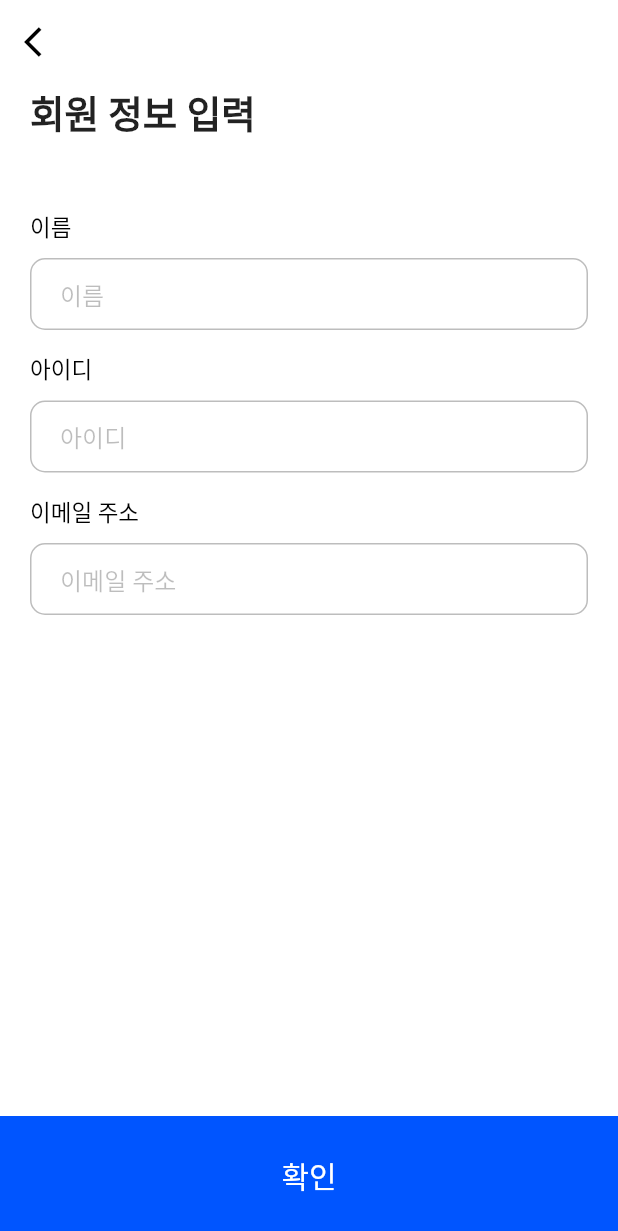
After one commit to K-Roon/cargo_app, a Flutter app: the SignUp_Step2 screen opened directly, on a phone screen of 412 x 824 dp. The commit adds this screen. Shown: the top 1231 px of the screen. Run offline on Flutter 3.47's test engine with Material 2 defaults, Android fonts, the phone set to English and light mode, and no system bars.

Commit message:
FEAT : OTP 입력문제 개선 및 사용자 개인정보입력화면 추가(개인만)

```diff
--- a/lib/helper/helper_purpose.dart
+++ /dev/null
@@ -1,4 +0,0 @@
-class Helper_Purpose {
-  static String signup_personal = "SIGNUP_PERSONAL";
-  static String signup_biz = "SIGNUP_BIZ";
-}
--- /dev/null
+++ b/lib/helper/purpose_helper.dart
@@ -0,0 +1,13 @@
+class Purpose_Helper {
+  ///개인명의로 회원가입
+  static String signup_personal = "SIGNUP_PERSONAL";
+
+  ///법인명의로 회원가입
+  static String signup_biz = "SIGNUP_BIZ";
+
+  ///아이디 찾기
+  static String find_myID = "FIND_MYID";
+
+  ///비밀번호 찾기
+  static String find_myPW = "FIND_MYPW";
+}
--- a/lib/views/phone_auth/phone_auth_2.dart
+++ b/lib/views/phone_auth/phone_auth_2.dart
@@ -1,5 +1,6 @@
-import 'package:cargo_app/helper/helper_purpose.dart';
+import 'package:cargo_app/helper/purpose_helper.dart';
 import 'package:cargo_app/views/signin.dart';
+import 'package:cargo_app/views/signup/signup_step2.dart';
 import 'package:cargo_app/widget/widgets.dart';
 import 'package:flutter/cupertino.dart';
 import 'package:flutter/material.dart';
@@ -32,24 +33,19 @@ class _PhoneAuth2State extends State<PhoneAuth2> {
   ///반환값은 String Type의 변수 1개 뿐입니다.
   ///
   ///이 반환값은 서버에서 보낸 인증번호와 동일한지 확인하기 위해 필요합니다.
-  Future<String> getOTP(String phoneNum) async {
+  void getOTP(String phoneNum) {
     print("서버에서 인증번호를 보내게 요청함");
     //여기에 인증번호 요청메서드 입력
 
     ///보내어진 인증번호를 받아와서 맞는지 확인해야합니다.
     ///
     ///예를 들어, 보내어진 인증번호가 0000인 경우 반환값을 0000으로 해야합니다.
-    return "0000";
+    otpNum = "0000";
   }
 
   @override
   Widget build(BuildContext context) {
-    getOTP(getPhoneNum).then((value) =>
-    {
-      setState(() {
-        otpNum = value;
-      })
-    });
+    getOTP(getPhoneNum);
     return Scaffold(
       appBar: appBar_custom(context, ""),
       body: Container(
@@ -82,7 +78,7 @@ class _PhoneAuth2State extends State<PhoneAuth2> {
           isCorrectOTP();
         },
         style: ElevatedButton.styleFrom(
-          primary: Color(0xff0055ff),
+          primary: Color(0xff0055dd),
           alignment: Alignment.center,
           elevation: 0,
           shape: RoundedRectangleBorder(
@@ -104,8 +100,11 @@ class _PhoneAuth2State extends State<PhoneAuth2> {
       showErrorAlertDialog(context, "OTP 번호를 입력해주세요.");
     } else if (otp_num.text == otpNum) {
       print("인증확인");
-      Navigator.push(
-          context, MaterialPageRoute(builder: (context) => SignIn()));
+      if(purpose2 == Purpose_Helper.signup_personal) {
+        Navigator.push(
+            context, MaterialPageRoute(builder: (context) => SignUp_Step2()));
+      }
+
     } else {
       showErrorAlertDialog(context, "OTP 번호와 일치하지 않습니다.");
     }
--- a/lib/views/signin.dart
+++ b/lib/views/signin.dart
@@ -1,6 +1,4 @@
-import 'package:cargo_app/helper/helper_purpose.dart';
 import 'package:cargo_app/views/signup/signup_step1.dart';
-import 'package:cargo_app/views/phone_auth/phone_auth.dart';
 import 'package:cargo_app/widget/widgets.dart';
 import 'package:flutter/cupertino.dart';
 import 'package:flutter/material.dart';
--- a/lib/views/signup/signup_step1.dart
+++ b/lib/views/signup/signup_step1.dart
@@ -1,4 +1,4 @@
-import 'package:cargo_app/helper/helper_purpose.dart';
+import 'package:cargo_app/helper/purpose_helper.dart';
 import 'package:cargo_app/views/phone_auth/phone_auth.dart';
 import 'package:cargo_app/widget/widgets.dart';
 import 'package:flutter/cupertino.dart';
@@ -32,12 +32,12 @@ class _SignUp_Step1State extends State<SignUp_Step1> {
             children: [
               OutlinedButton(
                 onPressed: () {
-                  print(Helper_Purpose.signup_personal);
+                  print(Purpose_Helper.signup_personal);
                   Navigator.push(
                       context,
                       MaterialPageRoute(
                           builder: (context) =>
-                              PhoneAuth(Helper_Purpose.signup_personal)));
+                              PhoneAuth(Purpose_Helper.signup_personal)));
                 },
                 style: OutlinedButton.styleFrom(
                   primary: Colors.grey,
@@ -65,12 +65,12 @@ class _SignUp_Step1State extends State<SignUp_Step1> {
               Container(width: 30),
               OutlinedButton(
                 onPressed: () {
-                  print(Helper_Purpose.signup_personal);
+                  print(Purpose_Helper.signup_biz);
                   Navigator.push(
                       context,
                       MaterialPageRoute(
                           builder: (context) =>
-                              PhoneAuth(Helper_Purpose.signup_biz)));
+                              PhoneAuth(Purpose_Helper.signup_biz)));
                 },
                 style: OutlinedButton.styleFrom(
                   primary: Colors.grey,
--- /dev/null
+++ b/lib/views/signup/signup_step2.dart
@@ -0,0 +1,144 @@
+import 'package:cargo_app/widget/widgets.dart';
+import 'package:flutter/cupertino.dart';
+import 'package:flutter/material.dart';
+import 'package:flutter/painting.dart';
+
+final TextEditingController idController = new TextEditingController();
+final TextEditingController passwordController = new TextEditingController();
+
+class SignUp_Step2 extends StatefulWidget {
+  SignUp_Step2();
+
+  @override
+  _SignUp_Step2State createState() => _SignUp_Step2State();
+}
+
+class _SignUp_Step2State extends State<SignUp_Step2> {
+  final register_FormKey = GlobalKey<FormState>();
+  TextEditingController name = new TextEditingController();
+  TextEditingController identify = new TextEditingController();
+  TextEditingController email = new TextEditingController();
+
+  bool isLoading = false;
+  bool isAvailable = false;
+
+  signIn() async {
+    if (idController.text.isEmpty) {
+      showErrorAlertDialog(context, "ID를 입력해주세요");
+    } else if (passwordController.text.isEmpty) {
+      showErrorAlertDialog(context, "비밀번호를 입력해주세요");
+    }
+  }
+
+  @override
+  Widget build(BuildContext context) {
+    return Scaffold(
+      appBar: appBar_custom(context, ""),
+      body: Container(
+        margin: EdgeInsets.symmetric(horizontal: 20),
+        child: Column(
+          crossAxisAlignment: CrossAxisAlignment.start,
+          children: [
+            Text(
+              "회원 정보 입력\n",
+              textAlign: TextAlign.left,
+              style: TextStyle(fontWeight: FontWeight.bold, fontSize: 25),
+            ),
+            Container(
+              height: 10,
+            ),
+            Form(
+              key: register_FormKey,
+              child: Column(
+                crossAxisAlignment: CrossAxisAlignment.start,
+                children: [
+                  Text(
+                    "이름",
+                    style: mediumTextStyle(),
+                    textAlign: TextAlign.left,
+                  ),
+                  Container(
+                    height: 10,
+                  ),
+                  TextFormField(
+                    decoration: textFieldInputDecoration("이름"),
+                    style: TextStyle(color: Color(0xFF0073FF), fontSize: 16),
+                    textInputAction: TextInputAction.next,
+                    controller: name,
+                    keyboardType: TextInputType.text,
+                  ),
+                  Container(
+                    height: 15,
+                  ),
+                  Text(
+                    "아이디",
+                    style: mediumTextStyle(),
+                    textAlign: TextAlign.left,
+                  ),
+                  Container(
+                    height: 10,
+                  ),
+                  TextFormField(
+                    decoration: textFieldInputDecoration("아이디"),
+                    style: TextStyle(color: Color(0xFF0073FF), fontSize: 16),
+                    textInputAction: TextInputAction.next,
+                    controller: identify,
+                    keyboardType: TextInputType.text,
+                  ),
+                  Container(
+                    height: 15,
+                  ),
+                  Text(
+                    "이메일 주소",
+                    style: mediumTextStyle(),
+                    textAlign: TextAlign.left,
+                  ),
+                  Container(
+                    height: 10,
+                  ),
+                  TextFormField(
+                    decoration: textFieldInputDecoration("이메일 주소"),
+                    style: TextStyle(color: Color(0xFF0073FF), fontSize: 16),
+                    textInputAction: TextInputAction.go,
+                    controller: email,
+                    keyboardType: TextInputType.emailAddress,
+                  )
+                ],
+              ),
+            ),
+          ],
+        ),
+      ),
+      floatingActionButtonLocation: FloatingActionButtonLocation.centerDocked,
+      floatingActionButton: ElevatedButton(
+        onPressed: () {
+          Confirm();
+        },
+        style: ElevatedButton.styleFrom(
+          primary: Color(0xff0055ff),
+          alignment: Alignment.center,
+          elevation: 0,
+          shape: RoundedRectangleBorder(
+              borderRadius: BorderRadius.all(Radius.circular(0))),
+        ),
+        child: Container(
+            height: 80,
+            alignment: Alignment.center,
+            child: Text(
+              "확인",
+              style: TextStyle(color: Colors.white, fontSize: 20),
+            )),
+      ),
+    );
+  }
+
+  void Confirm() {
+    if (name.text.isEmpty) {
+      showErrorAlertDialog(context, "이름을 입력해주세요.");
+    } else if (identify.text.isEmpty) {
+      showErrorAlertDialog(context, "아이디를 입력해주세요.");
+    } else if (email.text.isEmpty) {
+      showErrorAlertDialog(context, "이메일를 입력해주세요.");
+    } else {}
+  }
+}
```
